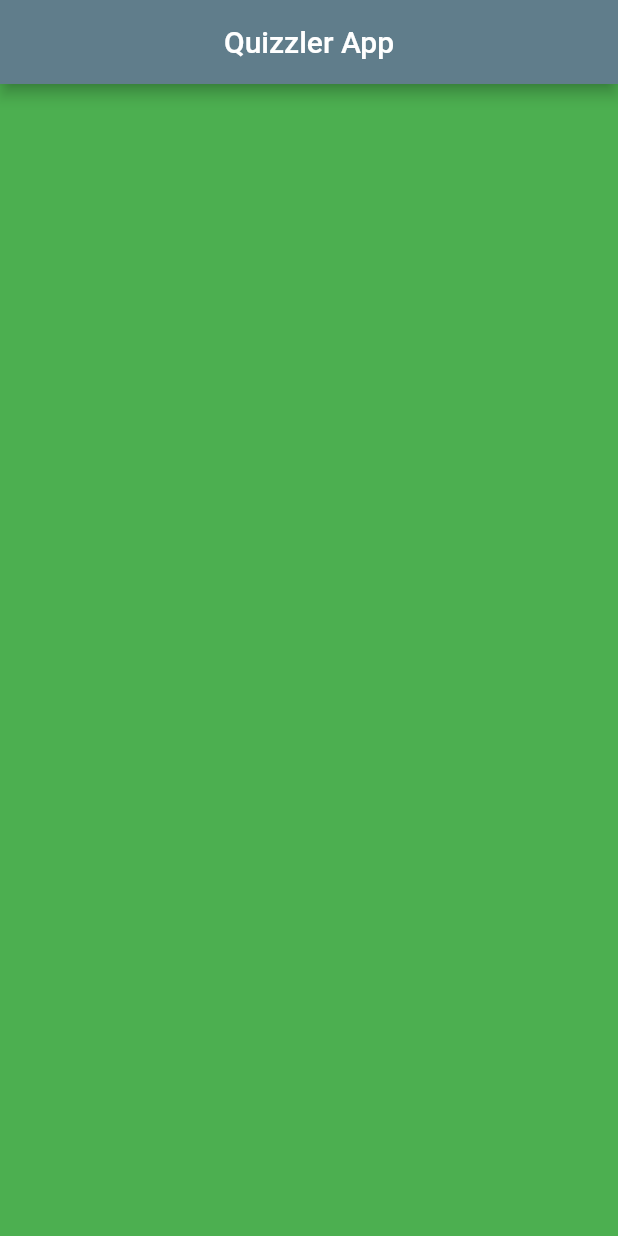
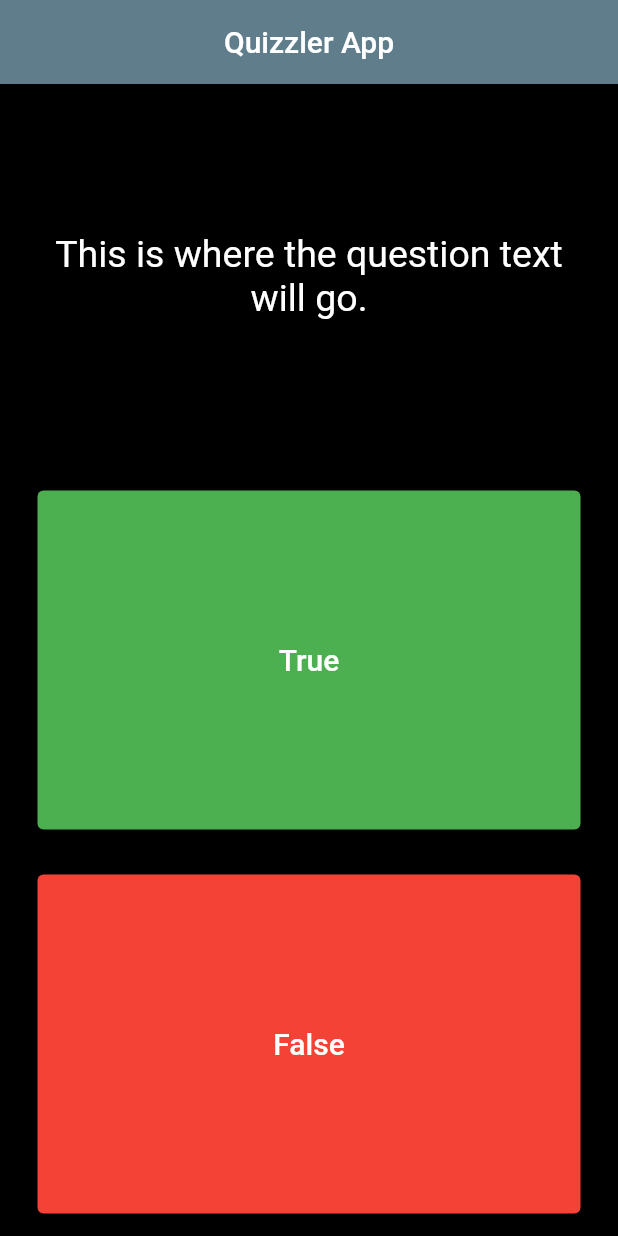
Before and after one commit to sadiqmmm/quizzler_app, a Flutter app: the screen it shows after launch, on a phone screen of 412 x 824 dp. Run offline on Flutter 3.47's test engine with Material 2 defaults, Android fonts, the phone set to English and light mode, and no system bars.

Commit message:
Add the buttons

```diff
--- a/lib/main.dart
+++ b/lib/main.dart
@@ -16,7 +16,7 @@ class MyApp extends StatelessWidget {
           title: const Text('Quizzler App'),
           centerTitle: true,
         ),
-        backgroundColor: Colors.green,
+        backgroundColor: Colors.black,
         body: const SafeArea(
           child: Padding(
             padding: EdgeInsets.symmetric(horizontal: 10.0),
@@ -38,6 +38,59 @@ class QuizPage extends StatefulWidget {
 class _QuizPageState extends State<QuizPage> {
   @override
   Widget build(BuildContext context) {
-    return Container();
+    return Column(
+      mainAxisAlignment: MainAxisAlignment.spaceBetween,
+      crossAxisAlignment: CrossAxisAlignment.stretch,
+      children: <Widget>[
+        const Expanded(
+          flex: 1,
+          child: Padding(
+            padding: EdgeInsets.all(10.0),
+            child: Center(
+              child: Text(
+                'This is where the question text will go.',
+                textAlign: TextAlign.center,
+                style: TextStyle(
+                  fontSize: 25.0,
+                  color: Colors.white,
+                ),
+              ),
+            ),
+          ),
+        ),
+        Expanded(
+          child: Padding(
+            padding: const EdgeInsets.all(15.0),
+            child: ElevatedButton(
+              style: ElevatedButton.styleFrom(
+                primary: Colors.green, // background
+                onPrimary: Colors.white, // foreground
+              ),
+              onPressed: () {},
+              child: const Text(
+                'True',
+                style: TextStyle(color: Colors.white, fontSize: 20.0),
+              ),
+            ),
+          ),
+        ),
+        Expanded(
+          child: Padding(
+            padding: const EdgeInsets.all(15.0),
+            child: ElevatedButton(
+              style: ElevatedButton.styleFrom(
+                primary: Colors.red, // background
+                onPrimary: Colors.white, // foreground
+              ),
+              onPressed: () {},
+              child: const Text(
+                'False',
+                style: TextStyle(color: Colors.white, fontSize: 20.0),
+              ),
+            ),
+          ),
+        ),
+      ],
+    );
   }
 }
```
